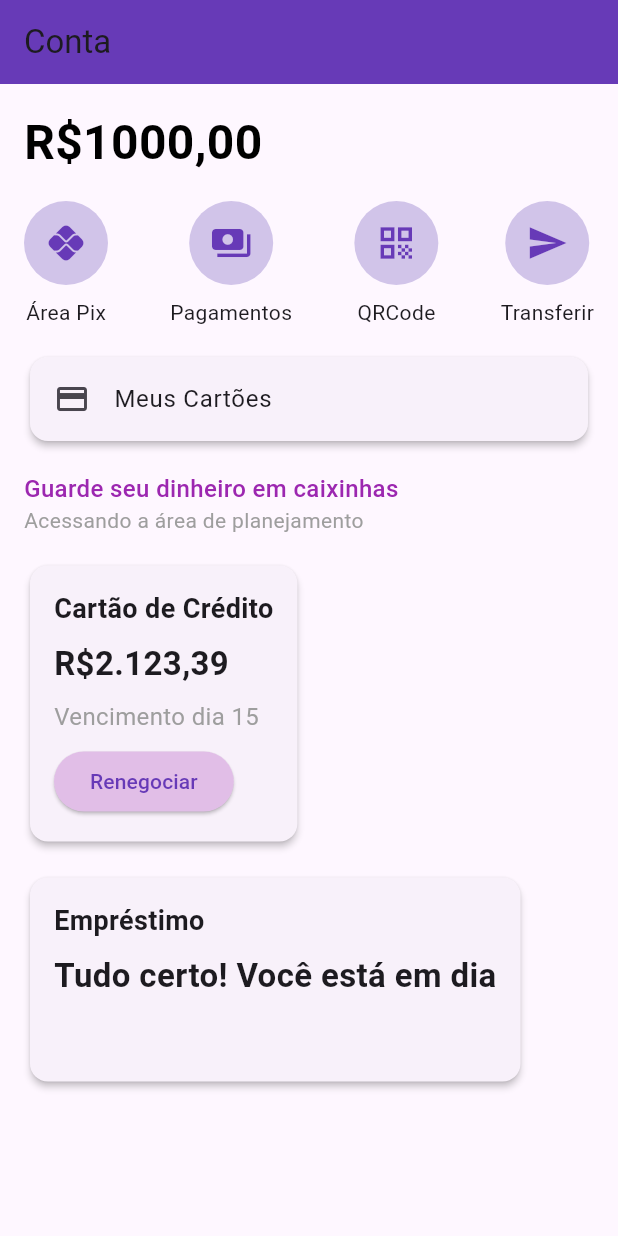
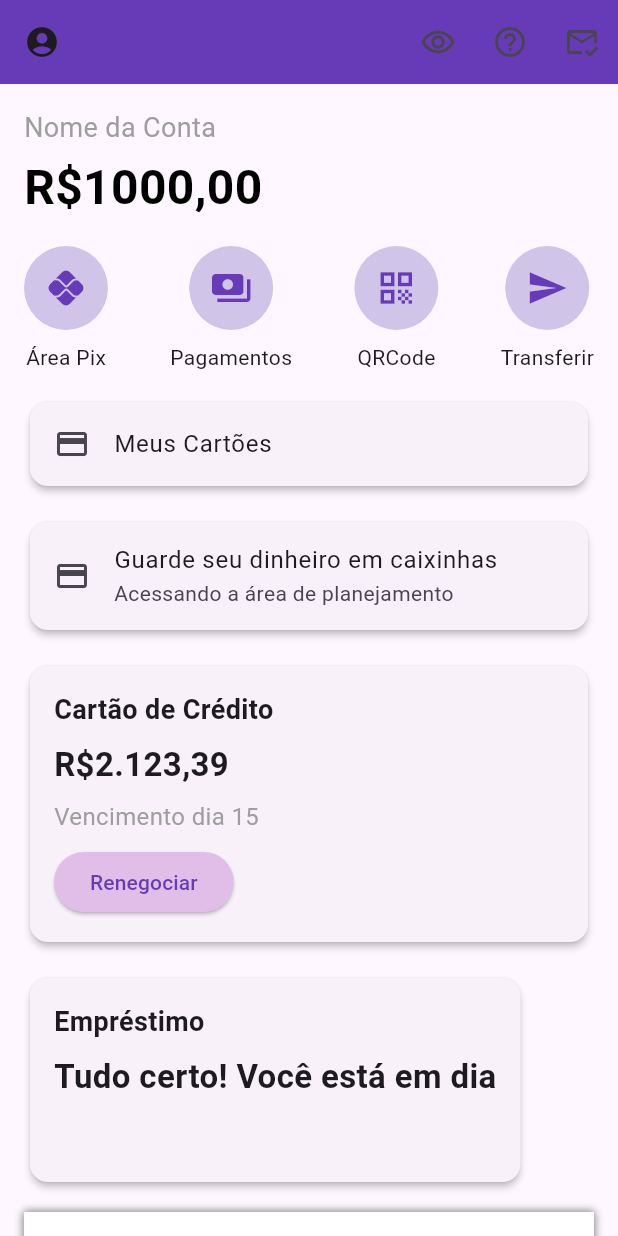
Before and after one commit to Cauasebastian/nubankUI, a Flutter app: the screen it shows after launch, on a phone screen of 412 x 824 dp. Run offline on Flutter 3.47's test engine with Material 3 defaults, Android fonts, the phone set to English and light mode, and no system bars.

Commit message:
primeira pagina

```diff
--- a/nubank_ui/lib/main.dart
+++ b/nubank_ui/lib/main.dart
@@ -27,8 +27,27 @@ class HomePage extends StatelessWidget {
   Widget build(BuildContext context) {
     return Scaffold(
       appBar: AppBar(
-        title: const Text("Conta"),
+        leading: IconButton(
+          icon: const Icon(Icons.account_circle),
+          onPressed: () {
+            // Ação do ícone principal
+          },
+        ),
         backgroundColor: Colors.deepPurple,
+        actions: [
+          IconButton(
+            icon: const Icon(Icons.remove_red_eye_outlined),
+            onPressed: () {},
+          ),
+          IconButton(
+            icon: const Icon(Icons.help_outline),
+            onPressed: () {},
+          ),
+          IconButton(
+            icon: const Icon(Icons.mark_email_read_outlined),
+            onPressed: () {},
+          ),
+        ],
       ),
       body: SingleChildScrollView(
         child: Padding(
@@ -36,6 +55,14 @@ class HomePage extends StatelessWidget {
           child: Column(
             crossAxisAlignment: CrossAxisAlignment.start,
             children: [
+              const Text(
+                'Nome da Conta',
+                style: TextStyle(
+                  fontSize: 18,
+                  color: Colors.grey,
+                ),
+              ),
+              const SizedBox(height: 4),
               const Text(
                 'R\$1000,00',
                 style: TextStyle(
@@ -64,25 +91,28 @@ class HomePage extends StatelessWidget {
                 ),
               ),
               const SizedBox(height: 16),
-              const Text(
-                "Guarde seu dinheiro em caixinhas",
-                style: TextStyle(
-                  color: Colors.purple,
-                  fontSize: 16,
-                  fontWeight: FontWeight.w500,
+              Card(
+                elevation: 2,
+                child: ListTile(
+                  leading: const Icon(Icons.credit_card),
+                  title: const Text('Guarde seu dinheiro em caixinhas'),
+                  subtitle: const Text('Acessando a área de planejamento'),
+                  onTap: () {
+                    print('Item tapped');
+                  },
                 ),
               ),
-              const Text(
-                "Acessando a área de planejamento",
-                style: TextStyle(color: Colors.grey),
-              ),
               const SizedBox(height: 16),
-              _buildSection(
-                title: 'Cartão de Crédito',
-                amount: 'R\$2.123,39',
-                dueDate: 'Vencimento dia 15',
-                buttonLabel: 'Renegociar',
-                onPressed: () {},
+              // Esse container agora vai ocupar toda a largura da tela
+              Container(
+                width: double.infinity, // Define a largura total da tela
+                child: _buildSection(
+                  title: 'Cartão de Crédito',
+                  amount: 'R\$2.123,39',
+                  dueDate: 'Vencimento dia 15',
+                  buttonLabel: 'Renegociar',
+                  onPressed: () {},
+                ),
               ),
               const SizedBox(height: 16),
               _buildSection(
@@ -91,6 +121,25 @@ class HomePage extends StatelessWidget {
                 dueDate: '',
                 buttonLabel: '',
                 onPressed: null,
+              ),
+              const SizedBox(height: 16),
+              Container(
+                height: MediaQuery.of(context).size.height * 0.3,
+                decoration: const BoxDecoration(
+                  color: Colors.white,
+                  boxShadow: [
+                    BoxShadow(
+                      color: Colors.grey,
+                      offset: Offset(0, -1),
+                      blurRadius: 4,
+                    ),
+                    BoxShadow(
+                      color: Colors.grey,
+                      offset: Offset(0, 1),
+                      blurRadius: 4,
+                    ),
+                  ],
+                ),
               ),
             ],
           ),
```
